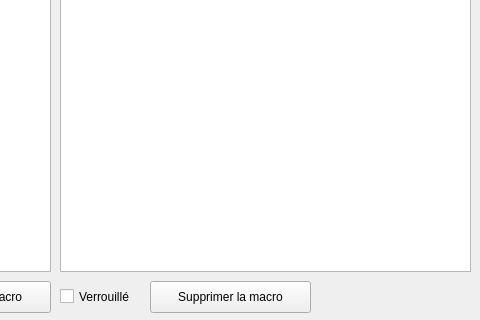
Before: the Qt Designer form source/dialogmacros.ui in Bramas/texiteasy, drawn with Qt 5; both pictures show x 240 to 720 and y 239 to 559 of the 720 by 559 pixel window.
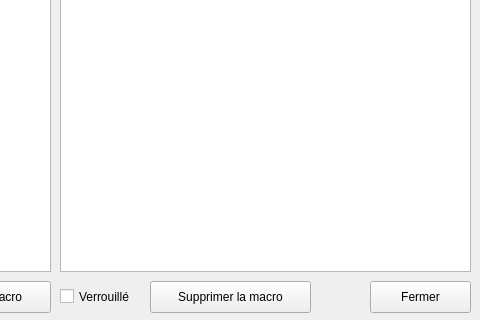
After: the same form once the commit is applied.

Diff of the .ui file:
```diff
--- a/source/dialogmacros.ui
+++ b/source/dialogmacros.ui
@@ -172,6 +172,22 @@
     <bool>false</bool>
    </property>
   </widget>
+  <widget class="QPushButton" name="pushButtonClose">
+   <property name="geometry">
+    <rect>
+     <x>610</x>
+     <y>520</y>
+     <width>101</width>
+     <height>32</height>
+    </rect>
+   </property>
+   <property name="text">
+    <string>Fermer</string>
+   </property>
+   <property name="autoDefault">
+    <bool>false</bool>
+   </property>
+  </widget>
  </widget>
  <resources/>
  <connections/>
```
